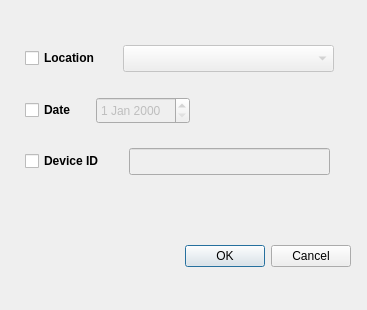
jeremyncapps1821/SystemsChangeLog, file filterbydialog.ui: the form before one commit.
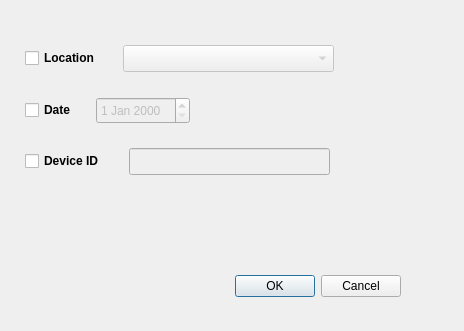
The form after the commit.

```diff
--- a/filterbydialog.ui
+++ b/filterbydialog.ui
@@ -6,8 +6,8 @@
    <rect>
     <x>0</x>
     <y>0</y>
-    <width>367</width>
-    <height>310</height>
+    <width>464</width>
+    <height>331</height>
    </rect>
   </property>
   <property name="windowTitle">
@@ -16,8 +16,8 @@
   <widget class="QDialogButtonBox" name="buttonBox">
    <property name="geometry">
     <rect>
-     <x>120</x>
-     <y>240</y>
+     <x>170</x>
+     <y>270</y>
      <width>231</width>
      <height>32</height>
     </rect>
```
